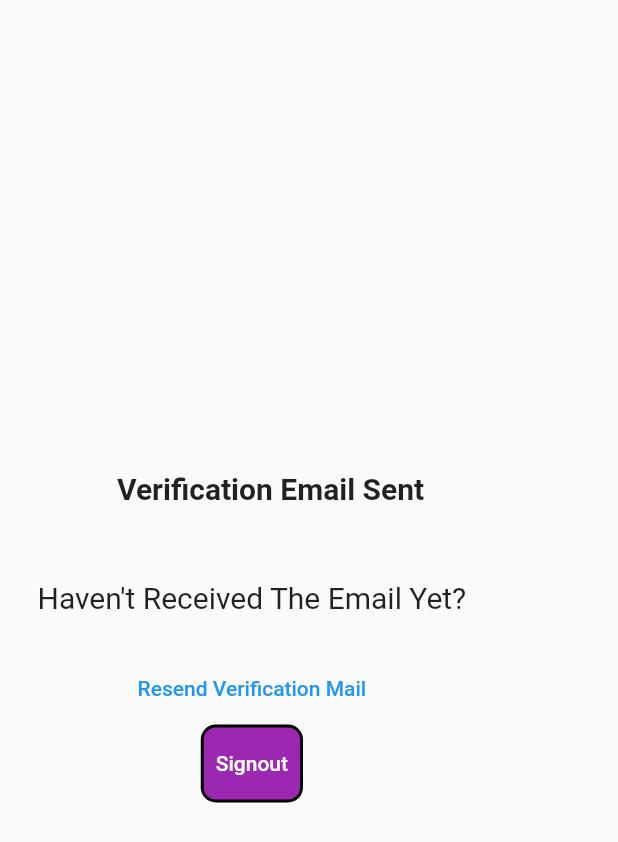
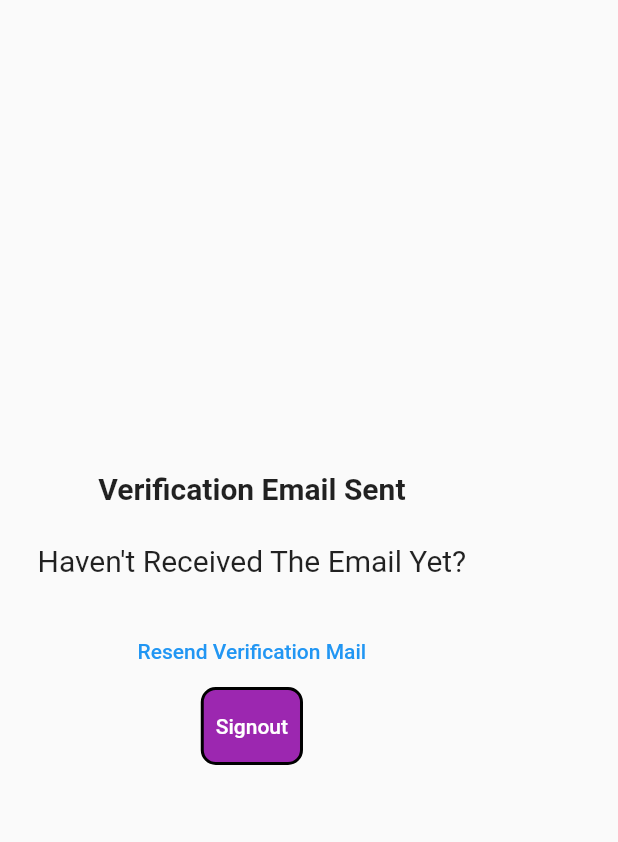
Before and after one commit to Udayanvats/GDSC-Task, a Flutter app: the VerifyEmailView screen opened by its route, on a phone screen of 412 x 824 dp. Shown: the top 842 px of the screen. Run offline on Flutter 3.47's test engine with Material 2 defaults, Android fonts, the phone set to English and light mode, and no system bars; our stand-ins replace firebase_auth, firebase_core; accounts and stored records are empty; network calls fail.

Commit message:
Minor changes

```diff
--- a/lib/main.dart
+++ b/lib/main.dart
@@ -11,6 +11,7 @@ import 'package:gdsc/views/verify_email_view.dart';
 void main() async {
   WidgetsFlutterBinding.ensureInitialized();
   runApp(MaterialApp(
+     debugShowCheckedModeBanner: false,
     title: 'GDSC',
     theme: ThemeData(
         //   primarySwatch: Colors.red,
@@ -41,7 +42,7 @@ class Homepage extends StatelessWidget {
               final user = FirebaseAuth.instance.currentUser;
               if (user != null) {
                 if (user.emailVerified) {
-                print("Email is Verified");
+                  print("Email is Verified");
                 } else {
                   return const VerifyEmailView();
                 }
--- a/lib/views/login_view.dart
+++ b/lib/views/login_view.dart
@@ -41,6 +41,7 @@ class _LoginViewState extends State<LoginView> {
       backgroundColor: Colors.white,
 
       // appBar: AppBar(title: const Text('Login')),
+
       body: Column(
         mainAxisAlignment: MainAxisAlignment.center,
         children: [
@@ -161,8 +162,9 @@ class _LoginViewState extends State<LoginView> {
   }
 
   void togglePassword() {
-    isPasswordHidden = !isPasswordHidden;
-    setState(() {});
+    setState(() {
+      isPasswordHidden = !isPasswordHidden;
+    });
   }
 }
 
--- a/lib/views/verify_email_view.dart
+++ b/lib/views/verify_email_view.dart
@@ -18,8 +18,8 @@ class _VerifyEmailViewState extends State<VerifyEmailView> {
         children: [
           const SafeArea(
             child: Padding(
-              padding: EdgeInsets.all(25),
-              child: Text("\t\t\t\t\tVerification Email Sent",
+              padding: EdgeInsets.symmetric(horizontal: 25),
+              child: Text("Verification Email Sent",
                   style: TextStyle(fontSize: 20, fontWeight: FontWeight.bold)),
             ),
           ),
```
